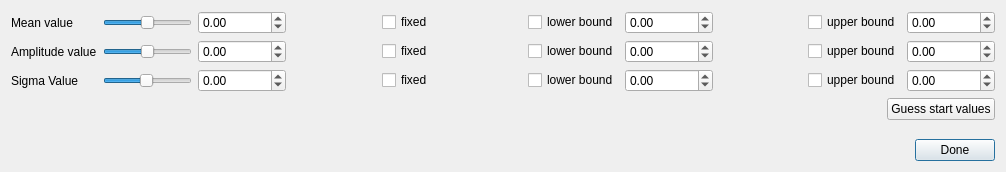
This is pensant/ui/gaussModelFitParameters.ui in syncope/pensant as Qt 5 draws it before an edit. The edited form follows.
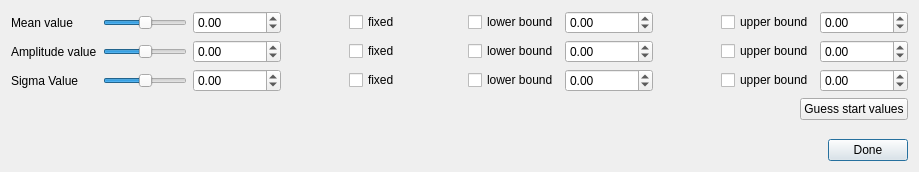
This is the edited form.

Commit message: + progressing to make the connections and the logic of the spinboxes and the sliders work  + also change the range/number of divisions in the slider definition

The edit to the form file:
```diff
--- a/pensant/ui/gaussModelFitParameters.ui
+++ b/pensant/ui/gaussModelFitParameters.ui
@@ -6,7 +6,7 @@
    <rect>
     <x>0</x>
     <y>0</y>
-    <width>1006</width>
+    <width>919</width>
     <height>172</height>
    </rect>
   </property>
@@ -20,17 +20,20 @@
       <layout class="QHBoxLayout" name="horizontalLayout">
        <item>
         <widget class="QSlider" name="meanSlider">
+         <property name="minimum">
+          <number>0</number>
+         </property>
          <property name="maximum">
-          <number>50</number>
+          <number>100</number>
          </property>
          <property name="pageStep">
           <number>5</number>
          </property>
          <property name="value">
-          <number>25</number>
+          <number>50</number>
          </property>
          <property name="sliderPosition">
-          <number>25</number>
+          <number>50</number>
          </property>
          <property name="orientation">
           <enum>Qt::Horizontal</enum>
@@ -145,17 +148,20 @@
       <layout class="QHBoxLayout" name="horizontalLayout_2">
        <item>
         <widget class="QSlider" name="amplitudeSlider">
+         <property name="minimum">
+          <number>0</number>
+         </property>
          <property name="maximum">
-          <number>50</number>
+          <number>100</number>
          </property>
          <property name="pageStep">
           <number>5</number>
          </property>
          <property name="value">
-          <number>25</number>
+          <number>50</number>
          </property>
          <property name="sliderPosition">
-          <number>25</number>
+          <number>50</number>
          </property>
          <property name="orientation">
           <enum>Qt::Horizontal</enum>
@@ -268,19 +274,19 @@
        <item>
         <widget class="QSlider" name="sigmaSlider">
          <property name="minimum">
-          <number>1</number>
+          <number>0</number>
          </property>
          <property name="maximum">
-          <number>50</number>
+          <number>100</number>
          </property>
          <property name="pageStep">
           <number>5</number>
          </property>
          <property name="value">
-          <number>25</number>
+          <number>50</number>
          </property>
          <property name="sliderPosition">
-          <number>25</number>
+          <number>50</number>
          </property>
          <property name="orientation">
           <enum>Qt::Horizontal</enum>
```
Left out of the diff: 14 changed lines with no effect on the pictures. The commit also changes 1 other file.
